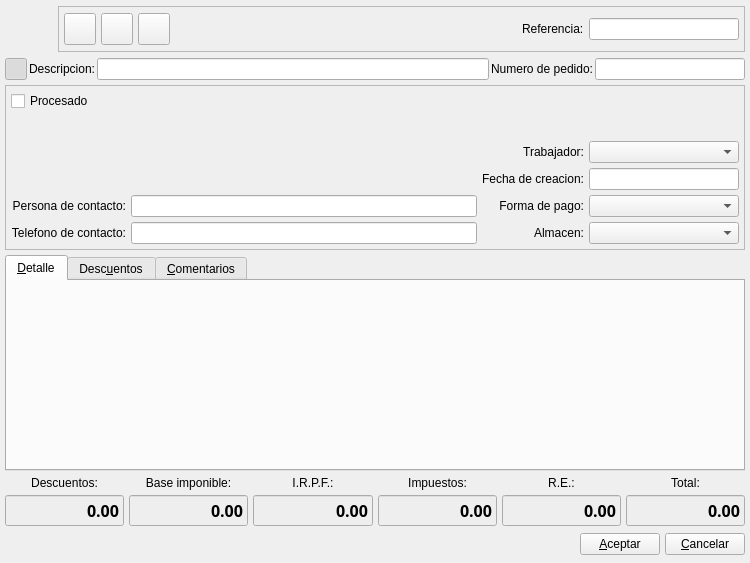
Qt form bulmages/bulmafact/plugins/pluginbf_clientepedido/pedidoclientebase.ui (eboladev/Bulmages-1) before a commit.
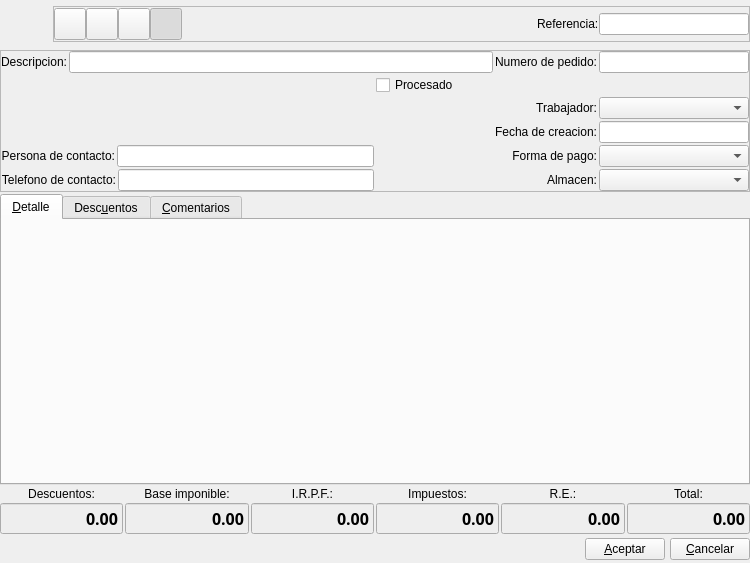
The same form after that commit. Icons and pictures are not drawn. Custom widgets are drawn as their Qt base class.

Commit message: Arreglo algunos detalles de CSS

Patch:
```diff
--- a/bulmages/bulmafact/plugins/pluginbf_clientepedido/pedidoclientebase.ui
+++ b/bulmages/bulmafact/plugins/pluginbf_clientepedido/pedidoclientebase.ui
@@ -17,19 +17,16 @@
    <iconset resource="../../../bulmages.qrc" >
     <normaloff>:/Images/client-delivery-order.png</normaloff>:/Images/client-delivery-order.png</iconset>
   </property>
-  <layout class="QGridLayout" >
-   <property name="margin" >
-    <number>5</number>
+  <layout class="QGridLayout" name="gridLayout_2">
+   <property name="margin">
+    <number>0</number>
    </property>
-   <property name="spacing" >
+   <item row="0" column="0" colspan="6">
+    <layout class="QHBoxLayout" name="hboxLayout1">
+     <property name="spacing">
     <number>5</number>
    </property>
-   <item row="0" column="0" colspan="6" >
-    <layout class="QHBoxLayout" name="hboxLayout1" >
-     <property name="spacing" >
-      <number>5</number>
-     </property>
-     <property name="margin" >
+     <property name="margin">
       <number>0</number>
      </property>
      <item>
@@ -68,16 +65,16 @@
        <property name="frameShadow" >
         <enum>QFrame::Raised</enum>
        </property>
-       <layout class="QHBoxLayout" >
-        <property name="spacing" >
-         <number>5</number>
+       <layout class="QHBoxLayout">
+        <property name="spacing">
+         <number>0</number>
         </property>
-        <property name="margin" >
-         <number>5</number>
+        <property name="margin">
+         <number>0</number>
         </property>
         <item>
-         <widget class="QToolButton" name="mui_guardar" >
-          <property name="minimumSize" >
+         <widget class="QToolButton" name="mui_guardar">
+          <property name="minimumSize">
            <size>
             <width>32</width>
             <height>32</height>
@@ -111,8 +108,8 @@
          </widget>
         </item>
         <item>
-         <widget class="QToolButton" name="mui_borrar" >
-          <property name="minimumSize" >
+         <widget class="QToolButton" name="mui_borrar">
+          <property name="minimumSize">
            <size>
             <width>32</width>
             <height>32</height>
@@ -146,8 +143,8 @@
          </widget>
         </item>
         <item>
-         <widget class="QToolButton" name="mui_imprimir" >
-          <property name="minimumSize" >
+         <widget class="QToolButton" name="mui_imprimir">
+          <property name="minimumSize">
            <size>
             <width>32</width>
             <height>32</height>
@@ -180,6 +177,47 @@
           </property>
          </widget>
         </item>
+        <item>
+         <widget class="QToolButton" name="mui_detalles">
+          <property name="minimumSize">
+           <size>
+            <width>32</width>
+            <height>32</height>
+           </size>
+          </property>
+          <property name="maximumSize">
+           <size>
+            <width>32</width>
+            <height>32</height>
+           </size>
+          </property>
+          <property name="toolTip">
+           <string>Mostrar/ocultar cabecera</string>
+          </property>
+          <property name="whatsThis">
+           <string>Mostrar/ocultar cabecera</string>
+          </property>
+          <property name="text">
+           <string/>
+          </property>
+          <property name="icon">
+           <iconset resource="../../../bulmages.qrc">
+            <normaloff>:/Images/document-properties.png</normaloff>:/Images/document-properties.png</iconset>
+          </property>
+          <property name="iconSize">
+           <size>
+            <width>32</width>
+            <height>32</height>
+           </size>
+          </property>
+          <property name="checkable">
+           <bool>true</bool>
+          </property>
+          <property name="checked">
+           <bool>true</bool>
+          </property>
+         </widget>
+        </item>
         <item>
          <spacer>
           <property name="orientation" >
@@ -197,9 +235,9 @@
          </spacer>
         </item>
         <item>
-         <widget class="QFrame" name="mui_plugbotones" >
-          <property name="sizePolicy" >
-           <sizepolicy vsizetype="Preferred" hsizetype="Expanding" >
+         <widget class="QFrame" name="mui_plugbotones">
+          <property name="sizePolicy">
+           <sizepolicy hsizetype="Expanding" vsizetype="Preferred">
             <horstretch>0</horstretch>
             <verstretch>0</verstretch>
            </sizepolicy>
@@ -232,9 +270,9 @@
          </spacer>
         </item>
         <item>
-         <widget class="QLabel" name="label5" >
-          <property name="sizePolicy" >
-           <sizepolicy vsizetype="Fixed" hsizetype="Preferred" >
+         <widget class="QLabel" name="label5">
+          <property name="sizePolicy">
+           <sizepolicy hsizetype="Preferred" vsizetype="Fixed">
             <horstretch>0</horstretch>
             <verstretch>0</verstretch>
            </sizepolicy>
@@ -248,8 +286,8 @@
          </widget>
         </item>
         <item>
-         <widget class="BfBuscarReferencia" name="mui_refpedidocliente" >
-          <property name="minimumSize" >
+         <widget class="BfBuscarReferencia" name="mui_refpedidocliente">
+          <property name="minimumSize">
            <size>
             <width>150</width>
             <height>0</height>
@@ -262,53 +300,30 @@
      </item>
     </layout>
    </item>
-   <item row="1" column="0" colspan="6" >
-    <layout class="QHBoxLayout" >
-     <item>
-      <widget class="QToolButton" name="mui_detalles" >
-       <property name="minimumSize" >
+   <item row="1" column="0" colspan="6">
+    <widget class="QFrame" name="frame">
+     <property name="minimumSize">
         <size>
-         <width>22</width>
-         <height>22</height>
-        </size>
-       </property>
-       <property name="maximumSize" >
-        <size>
-         <width>22</width>
-         <height>22</height>
-        </size>
-       </property>
-       <property name="toolTip" >
-        <string>Mostrar/ocultar cabecera</string>
-       </property>
-       <property name="whatsThis" >
-        <string>Mostrar/ocultar cabecera</string>
-       </property>
-       <property name="text" >
-        <string/>
-       </property>
-       <property name="icon" >
-        <iconset resource="../../../bulmages.qrc" >
-         <normaloff>:/Images/document-open.png</normaloff>:/Images/document-open.png</iconset>
-       </property>
-       <property name="iconSize" >
-        <size>
-         <width>32</width>
-         <height>32</height>
-        </size>
-       </property>
-       <property name="checkable" >
-        <bool>true</bool>
-       </property>
-       <property name="checked" >
-        <bool>true</bool>
-       </property>
-      </widget>
-     </item>
+       <width>0</width>
+       <height>0</height>
+      </size>
+     </property>
+     <property name="frameShape">
+      <enum>QFrame::StyledPanel</enum>
+     </property>
+     <property name="frameShadow">
+      <enum>QFrame::Raised</enum>
+     </property>
+     <layout class="QGridLayout" name="gridLayout">
+      <property name="margin">
+       <number>0</number>
+      </property>
+      <item row="0" column="0" colspan="2">
+       <layout class="QHBoxLayout">
      <item>
-      <widget class="QLabel" name="label6" >
-       <property name="sizePolicy" >
-        <sizepolicy vsizetype="Fixed" hsizetype="Preferred" >
+         <widget class="QLabel" name="label6">
+          <property name="sizePolicy">
+           <sizepolicy hsizetype="Preferred" vsizetype="Fixed">
          <horstretch>0</horstretch>
          <verstretch>0</verstretch>
         </sizepolicy>
@@ -325,16 +340,16 @@
       </widget>
      </item>
      <item>
-      <widget class="QLineEdit" name="mui_descpedidocliente" >
-       <property name="maxLength" >
+         <widget class="QLineEdit" name="mui_descpedidocliente">
+          <property name="maxLength">
         <number>500</number>
        </property>
       </widget>
      </item>
      <item>
-      <widget class="QLabel" name="label7" >
-       <property name="sizePolicy" >
-        <sizepolicy vsizetype="Fixed" hsizetype="Preferred" >
+         <widget class="QLabel" name="label7">
+          <property name="sizePolicy">
+           <sizepolicy hsizetype="Preferred" vsizetype="Fixed">
          <horstretch>0</horstretch>
          <verstretch>0</verstretch>
         </sizepolicy>
@@ -351,8 +366,8 @@
       </widget>
      </item>
      <item>
-      <widget class="QLineEdit" name="mui_numpedidocliente" >
-       <property name="minimumSize" >
+         <widget class="QLineEdit" name="mui_numpedidocliente">
+          <property name="minimumSize">
         <size>
          <width>150</width>
          <height>0</height>
@@ -368,31 +383,26 @@
      </item>
     </layout>
    </item>
-   <item row="2" column="0" colspan="6" >
-    <widget class="QFrame" name="frame" >
-     <property name="minimumSize" >
+      <item row="1" column="0" rowspan="3">
+       <widget class="BlSearchWidget" name="mui_idcliente" native="true">
+        <property name="sizePolicy">
+         <sizepolicy hsizetype="Ignored" vsizetype="Ignored">
+          <horstretch>0</horstretch>
+          <verstretch>0</verstretch>
+         </sizepolicy>
+        </property>
+        <property name="minimumSize">
       <size>
-       <width>0</width>
+          <width>150</width>
        <height>0</height>
       </size>
      </property>
-     <property name="frameShape" >
-      <enum>QFrame::StyledPanel</enum>
-     </property>
-     <property name="frameShadow" >
-      <enum>QFrame::Raised</enum>
-     </property>
-     <layout class="QGridLayout" >
-      <property name="margin" >
-       <number>5</number>
-      </property>
-      <property name="spacing" >
-       <number>5</number>
-      </property>
-      <item row="0" column="0" colspan="4" >
-       <widget class="QCheckBox" name="mui_procesadopedidocliente" >
-        <property name="sizePolicy" >
-         <sizepolicy vsizetype="Fixed" hsizetype="Expanding" >
+       </widget>
+      </item>
+      <item row="1" column="1">
+       <widget class="QCheckBox" name="mui_procesadopedidocliente">
+        <property name="sizePolicy">
+         <sizepolicy hsizetype="Expanding" vsizetype="Fixed">
           <horstretch>0</horstretch>
           <verstretch>0</verstretch>
          </sizepolicy>
@@ -402,47 +412,17 @@
         </property>
        </widget>
       </item>
-      <item rowspan="3" row="1" column="0" colspan="2" >
-       <widget class="BlSearchWidget" native="1" name="mui_idcliente" >
-        <property name="sizePolicy" >
-         <sizepolicy vsizetype="Ignored" hsizetype="Ignored" >
+      <item row="2" column="1">
+       <layout class="QHBoxLayout" name="horizontalLayout_3">
+        <item>
+         <widget class="QLabel" name="label_4">
+          <property name="sizePolicy">
+           <sizepolicy hsizetype="Preferred" vsizetype="Fixed">
           <horstretch>0</horstretch>
           <verstretch>0</verstretch>
          </sizepolicy>
         </property>
-        <property name="minimumSize" >
-         <size>
-          <width>150</width>
-          <height>0</height>
-         </size>
-        </property>
-       </widget>
-      </item>
-      <item row="1" column="2" colspan="2" >
-       <spacer>
-        <property name="orientation" >
-         <enum>Qt::Horizontal</enum>
-        </property>
-        <property name="sizeType" >
-         <enum>QSizePolicy::Ignored</enum>
-        </property>
-        <property name="sizeHint" stdset="0" >
-         <size>
-          <width>100</width>
-          <height>20</height>
-         </size>
-        </property>
-       </spacer>
-      </item>
-      <item row="2" column="2" >
-       <widget class="QLabel" name="label_4" >
-        <property name="sizePolicy" >
-         <sizepolicy vsizetype="Fixed" hsizetype="Preferred" >
-          <horstretch>0</horstretch>
-          <verstretch>0</verstretch>
-         </sizepolicy>
-        </property>
-        <property name="text" >
+          <property name="text">
          <string>Trabajador:</string>
         </property>
         <property name="alignment" >
@@ -453,9 +433,9 @@
         </property>
        </widget>
       </item>
-      <item row="2" column="3" >
-       <widget class="BfBuscarTrabajador" name="mui_idtrabajador" >
-        <property name="minimumSize" >
+        <item>
+         <widget class="BfBuscarTrabajador" name="mui_idtrabajador">
+          <property name="minimumSize">
          <size>
           <width>150</width>
           <height>0</height>
@@ -469,10 +449,14 @@
         </property>
        </widget>
       </item>
-      <item row="3" column="2" >
-       <widget class="QLabel" name="label" >
-        <property name="sizePolicy" >
-         <sizepolicy vsizetype="Fixed" hsizetype="Preferred" >
+       </layout>
+      </item>
+      <item row="3" column="1">
+       <layout class="QHBoxLayout" name="horizontalLayout_4">
+        <item>
+         <widget class="QLabel" name="label">
+          <property name="sizePolicy">
+           <sizepolicy hsizetype="Preferred" vsizetype="Fixed">
           <horstretch>0</horstretch>
           <verstretch>0</verstretch>
          </sizepolicy>
@@ -488,9 +472,9 @@
         </property>
        </widget>
       </item>
-      <item row="3" column="3" >
-       <widget class="BlDateSearch" name="mui_fechapedidocliente" >
-        <property name="minimumSize" >
+        <item>
+         <widget class="BlDateSearch" name="mui_fechapedidocliente">
+          <property name="minimumSize">
          <size>
           <width>150</width>
           <height>0</height>
@@ -504,10 +488,14 @@
         </property>
        </widget>
       </item>
-      <item row="4" column="0" >
-       <widget class="QLabel" name="label10" >
-        <property name="sizePolicy" >
-         <sizepolicy vsizetype="Fixed" hsizetype="Preferred" >
+       </layout>
+      </item>
+      <item row="4" column="0">
+       <layout class="QHBoxLayout" name="horizontalLayout">
+        <item>
+         <widget class="QLabel" name="label10">
+          <property name="sizePolicy">
+           <sizepolicy hsizetype="Preferred" vsizetype="Fixed">
           <horstretch>0</horstretch>
           <verstretch>0</verstretch>
          </sizepolicy>
@@ -523,13 +511,17 @@
         </property>
        </widget>
       </item>
-      <item row="4" column="1" >
-       <widget class="QLineEdit" name="mui_contactpedidocliente" />
-      </item>
-      <item row="4" column="2" >
-       <widget class="QLabel" name="label_2" >
-        <property name="sizePolicy" >
-         <sizepolicy vsizetype="Fixed" hsizetype="Preferred" >
+        <item>
+         <widget class="QLineEdit" name="mui_contactpedidocliente"/>
+        </item>
+       </layout>
+      </item>
+      <item row="4" column="1">
+       <layout class="QHBoxLayout" name="horizontalLayout_5">
+        <item>
+         <widget class="QLabel" name="label_2">
+          <property name="sizePolicy">
+           <sizepolicy hsizetype="Preferred" vsizetype="Fixed">
           <horstretch>0</horstretch>
           <verstretch>0</verstretch>
          </sizepolicy>
@@ -545,9 +537,9 @@
         </property>
        </widget>
       </item>
-      <item row="4" column="3" >
-       <widget class="BfBuscarFormaPago" name="mui_idforma_pago" >
-        <property name="minimumSize" >
+        <item>
+         <widget class="BfBuscarFormaPago" name="mui_idforma_pago">
+          <property name="minimumSize">
          <size>
           <width>150</width>
           <height>0</height>
@@ -561,10 +553,14 @@
         </property>
        </widget>
       </item>
-      <item row="5" column="0" >
-       <widget class="QLabel" name="label8" >
-        <property name="sizePolicy" >
-         <sizepolicy vsizetype="Fixed" hsizetype="Preferred" >
+       </layout>
+      </item>
+      <item row="5" column="0">
+       <layout class="QHBoxLayout" name="horizontalLayout_2">
+        <item>
+         <widget class="QLabel" name="label8">
+          <property name="sizePolicy">
+           <sizepolicy hsizetype="Preferred" vsizetype="Fixed">
           <horstretch>0</horstretch>
           <verstretch>0</verstretch>
          </sizepolicy>
@@ -580,13 +576,17 @@
         </property>
        </widget>
       </item>
-      <item row="5" column="1" >
-       <widget class="QLineEdit" name="mui_telpedidocliente" />
-      </item>
-      <item row="5" column="2" >
-       <widget class="QLabel" name="label_3" >
-        <property name="sizePolicy" >
-         <sizepolicy vsizetype="Fixed" hsizetype="Preferred" >
+        <item>
+         <widget class="QLineEdit" name="mui_telpedidocliente"/>
+        </item>
+       </layout>
+      </item>
+      <item row="5" column="1">
+       <layout class="QHBoxLayout" name="horizontalLayout_6">
+        <item>
+         <widget class="QLabel" name="label_3">
+          <property name="sizePolicy">
+           <sizepolicy hsizetype="Preferred" vsizetype="Fixed">
           <horstretch>0</horstretch>
           <verstretch>0</verstretch>
          </sizepolicy>
@@ -602,9 +602,9 @@
         </property>
        </widget>
       </item>
-      <item row="5" column="3" >
-       <widget class="BfBuscarAlmacen" name="mui_idalmacen" >
-        <property name="minimumSize" >
+        <item>
+         <widget class="BfBuscarAlmacen" name="mui_idalmacen">
+          <property name="minimumSize">
          <size>
           <width>150</width>
           <height>0</height>
@@ -619,11 +619,29 @@
        </widget>
       </item>
      </layout>
+      </item>
+     </layout>
+     <zorder>mui_procesadopedidocliente</zorder>
+     <zorder>mui_idcliente</zorder>
+     <zorder>label_4</zorder>
+     <zorder>mui_idtrabajador</zorder>
+     <zorder>label</zorder>
+     <zorder>mui_fechapedidocliente</zorder>
+     <zorder>label10</zorder>
+     <zorder>mui_contactpedidocliente</zorder>
+     <zorder>label_2</zorder>
+     <zorder>mui_idforma_pago</zorder>
+     <zorder>label8</zorder>
+     <zorder>mui_telpedidocliente</zorder>
+     <zorder>label_3</zorder>
+     <zorder>mui_idalmacen</zorder>
+     <zorder></zorder>
+     <zorder>mui_descpedidocliente</zorder>
     </widget>
    </item>
-   <item row="3" column="0" colspan="6" >
-    <widget class="QTabWidget" name="discounts" >
-     <property name="enabled" >
+   <item row="2" column="0" colspan="6">
+    <widget class="QTabWidget" name="discounts">
+     <property name="enabled">
       <bool>true</bool>
      </property>
      <property name="currentIndex" >
@@ -633,15 +651,15 @@
       <attribute name="title" >
        <string>&amp;Detalle</string>
       </attribute>
-      <layout class="QVBoxLayout" >
-       <property name="spacing" >
+      <layout class="QVBoxLayout">
+       <property name="spacing">
         <number>5</number>
        </property>
-       <property name="margin" >
+       <property name="margin">
         <number>5</number>
        </property>
        <item>
-        <widget class="ListLinPedidoClienteView" native="1" name="subform3" />
+        <widget class="ListLinPedidoClienteView" name="subform3" native="true"/>
        </item>
       </layout>
      </widget>
@@ -683,10 +701,10 @@
      </widget>
     </widget>
    </item>
-   <item row="4" column="0" >
-    <widget class="QLabel" name="label3" >
-     <property name="sizePolicy" >
-      <sizepolicy vsizetype="Preferred" hsizetype="Expanding" >
+   <item row="3" column="0">
+    <widget class="QLabel" name="label3">
+     <property name="sizePolicy">
+      <sizepolicy hsizetype="Expanding" vsizetype="Preferred">
        <horstretch>0</horstretch>
        <verstretch>0</verstretch>
       </sizepolicy>
@@ -699,10 +717,10 @@
      </property>
     </widget>
    </item>
-   <item row="4" column="1" >
-    <widget class="QLabel" name="label2" >
-     <property name="sizePolicy" >
-      <sizepolicy vsizetype="Preferred" hsizetype="Expanding" >
+   <item row="3" column="1">
+    <widget class="QLabel" name="label2">
+     <property name="sizePolicy">
+      <sizepolicy hsizetype="Expanding" vsizetype="Preferred">
        <horstretch>0</horstretch>
        <verstretch>0</verstretch>
       </sizepolicy>
@@ -715,10 +733,10 @@
      </property>
     </widget>
    </item>
-   <item row="4" column="2" >
-    <widget class="QLabel" name="label4_3" >
-     <property name="sizePolicy" >
-      <sizepolicy vsizetype="Preferred" hsizetype="Expanding" >
+   <item row="3" column="2">
+    <widget class="QLabel" name="label4_3">
+     <property name="sizePolicy">
+      <sizepolicy hsizetype="Expanding" vsizetype="Preferred">
        <horstretch>0</horstretch>
        <verstretch>0</verstretch>
       </sizepolicy>
@@ -731,10 +749,10 @@
      </property>
     </widget>
    </item>
-   <item row="4" column="3" >
-    <widget class="QLabel" name="label4" >
-     <property name="sizePolicy" >
-      <sizepolicy vsizetype="Preferred" hsizetype="Expanding" >
+   <item row="3" column="3">
+    <widget class="QLabel" name="label4">
+     <property name="sizePolicy">
+      <sizepolicy hsizetype="Expanding" vsizetype="Preferred">
        <horstretch>0</horstretch>
        <verstretch>0</verstretch>
       </sizepolicy>
@@ -747,10 +765,10 @@
      </property>
     </widget>
    </item>
-   <item row="4" column="4" >
-    <widget class="QLabel" name="label4_2" >
-     <property name="sizePolicy" >
-      <sizepolicy vsizetype="Preferred" hsizetype="Expanding" >
+   <item row="3" column="4">
+    <widget class="QLabel" name="label4_2">
+     <property name="sizePolicy">
+      <sizepolicy hsizetype="Expanding" vsizetype="Preferred">
        <horstretch>0</horstretch>
        <verstretch>0</verstretch>
       </sizepolicy>
@@ -763,10 +781,10 @@
      </property>
     </widget>
    </item>
-   <item row="4" column="5" >
-    <widget class="QLabel" name="label1" >
-     <property name="sizePolicy" >
-      <sizepolicy vsizetype="Preferred" hsizetype="Expanding" >
+   <item row="3" column="5">
+    <widget class="QLabel" name="label1">
+     <property name="sizePolicy">
+      <sizepolicy hsizetype="Expanding" vsizetype="Preferred">
        <horstretch>0</horstretch>
        <verstretch>0</verstretch>
       </sizepolicy>
@@ -779,9 +797,9 @@
      </property>
     </widget>
    </item>
-   <item row="5" column="0" >
-    <widget class="QLineEdit" name="m_totalDiscounts" >
-     <property name="enabled" >
+   <item row="4" column="0">
+    <widget class="QLineEdit" name="m_totalDiscounts">
+     <property name="enabled">
       <bool>true</bool>
      </property>
      <property name="minimumSize" >
@@ -855,9 +873,9 @@
      </property>
     </widget>
    </item>
-   <item row="5" column="1" >
-    <widget class="QLineEdit" name="m_totalBases" >
-     <property name="minimumSize" >
+   <item row="4" column="1">
+    <widget class="QLineEdit" name="m_totalBases">
+     <property name="minimumSize">
       <size>
        <width>100</width>
        <height>0</height>
@@ -928,9 +946,9 @@
      </property>
     </widget>
    </item>
-   <item row="5" column="2" >
-    <widget class="QLineEdit" name="m_totalIRPF" >
-     <property name="minimumSize" >
+   <item row="4" column="2">
+    <widget class="QLineEdit" name="m_totalIRPF">
+     <property name="minimumSize">
       <size>
        <width>100</width>
        <height>0</height>
@@ -1001,9 +1019,9 @@
      </property>
     </widget>
    </item>
-   <item row="5" column="3" >
-    <widget class="QLineEdit" name="m_totalTaxes" >
-     <property name="minimumSize" >
+   <item row="4" column="3">
+    <widget class="QLineEdit" name="m_totalTaxes">
+     <property name="minimumSize">
       <size>
        <width>100</width>
        <height>0</height>
@@ -1074,9 +1092,9 @@
      </property>
     </widget>
    </item>
-   <item row="5" column="4" >
-    <widget class="QLineEdit" name="m_totalReqEq" >
-     <property name="minimumSize" >
+   <item row="4" column="4">
+    <widget class="QLineEdit" name="m_totalReqEq">
+     <property name="minimumSize">
       <size>
        <width>100</width>
        <height>0</height>
@@ -1147,9 +1165,9 @@
      </property>
     </widget>
    </item>
-   <item row="5" column="5" >
-    <widget class="QLineEdit" name="m_totalpedidocliente" >
-     <property name="enabled" >
+   <item row="4" column="5">
+    <widget class="QLineEdit" name="m_totalpedidocliente">
+     <property name="enabled">
       <bool>true</bool>
      </property>
      <property name="minimumSize" >
@@ -1229,20 +1247,20 @@
      </property>
     </widget>
    </item>
-   <item row="6" column="0" colspan="6" >
-    <layout class="QHBoxLayout" >
-     <property name="spacing" >
+   <item row="5" column="0" colspan="6">
+    <layout class="QHBoxLayout">
+     <property name="spacing">
       <number>5</number>
      </property>
-     <property name="margin" >
+     <property name="margin">
       <number>0</number>
      </property>
      <item>
       <spacer>
-       <property name="orientation" >
+       <property name="orientation">
         <enum>Qt::Horizontal</enum>
        </property>
-       <property name="sizeHint" stdset="0" >
+       <property name="sizeHint" stdset="0">
         <size>
          <width>436</width>
          <height>27</height>
@@ -1251,15 +1269,15 @@
       </spacer>
      </item>
      <item>
-      <widget class="QPushButton" name="mui_aceptar" >
-       <property name="text" >
+      <widget class="QPushButton" name="mui_aceptar">
+       <property name="text">
         <string>&amp;Aceptar</string>
        </property>
       </widget>
      </item>
      <item>
-      <widget class="QPushButton" name="mui_cancelar" >
-       <property name="text" >
+      <widget class="QPushButton" name="mui_cancelar">
+       <property name="text">
         <string>&amp;Cancelar</string>
        </property>
       </widget>
@@ -1268,7 +1286,7 @@
    </item>
   </layout>
  </widget>
- <layoutdefault spacing="2" margin="2" />
+ <layoutdefault spacing="2" margin="2"/>
  <customwidgets>
   <customwidget>
    <class>BfBuscarFormaPago</class>
```
Left out of the diff: 419 changed lines with no effect on the pictures. Lines whose indentation alone changed are shown as unchanged. The commit also changes 22 other files.
